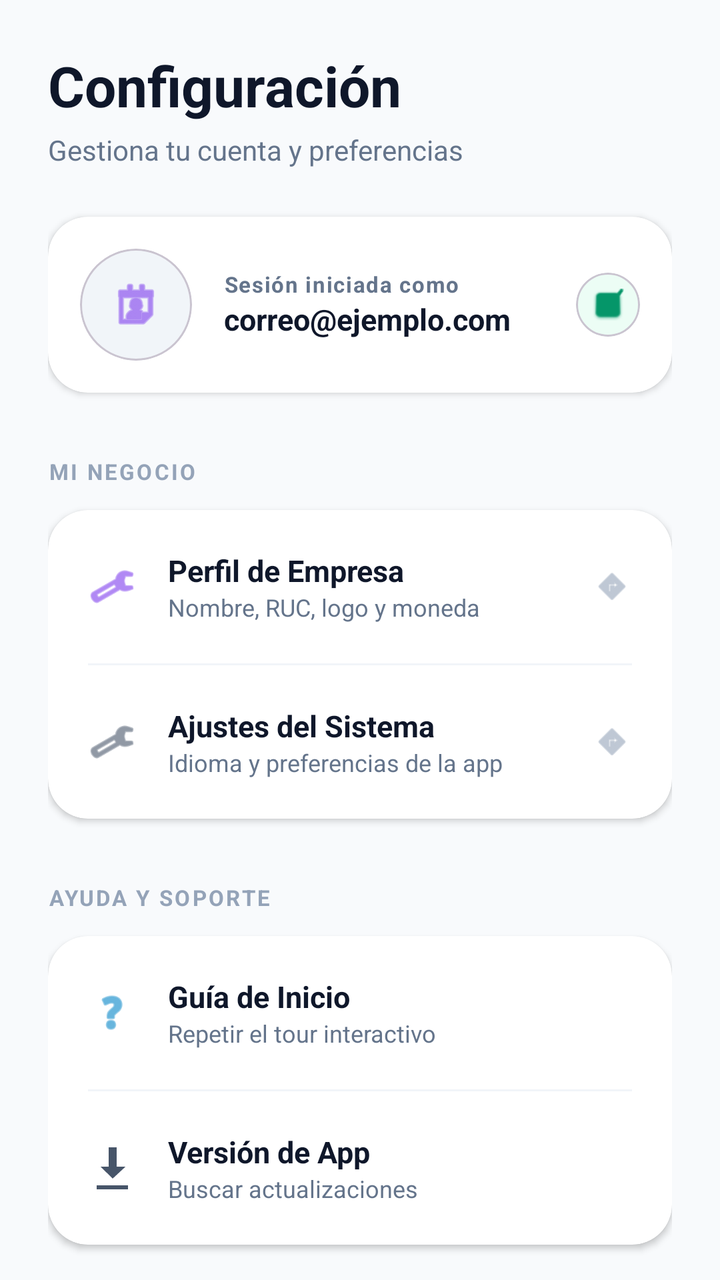
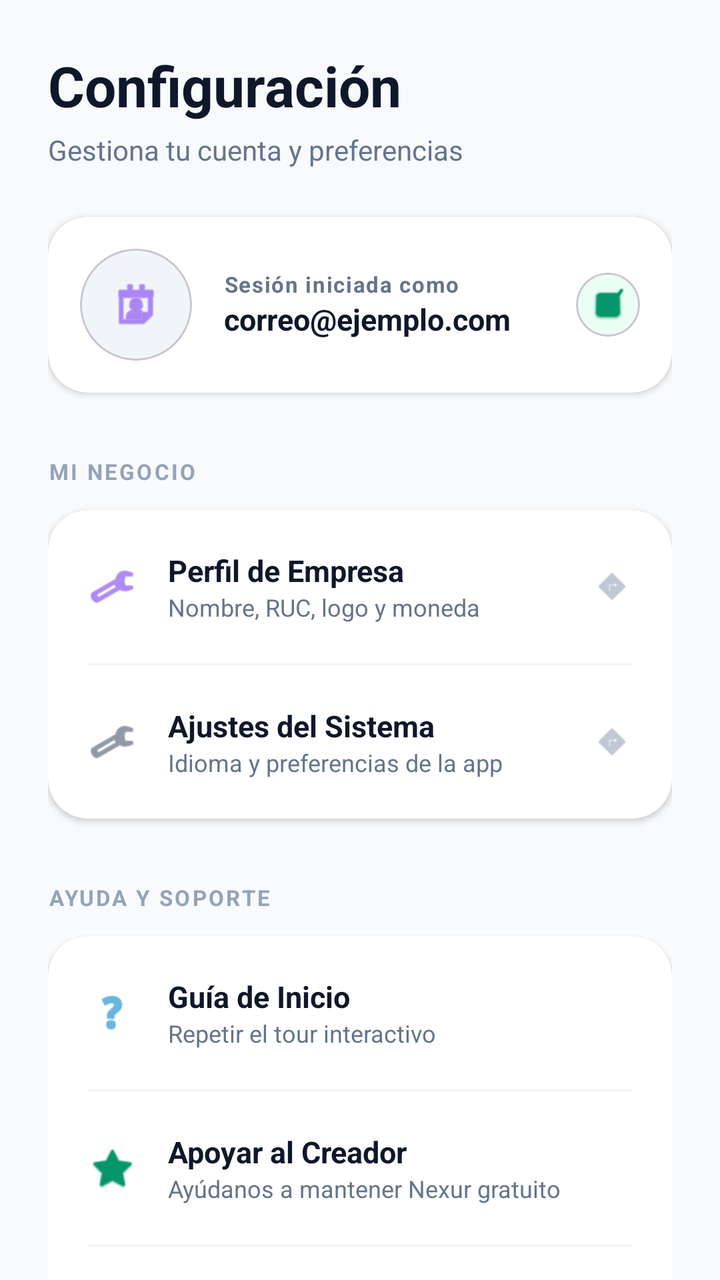

Compare the two renders of this Android layout. The source of the first and the diff that turns it into the second are given below.
<!-- AndroidManifest.xml: application theme Theme.Naxor -->
<!-- res/layout/fragment_settings.xml -->
<?xml version="1.0" encoding="utf-8"?>
<androidx.core.widget.NestedScrollView xmlns:android="http://schemas.android.com/apk/res/android"
    xmlns:app="http://schemas.android.com/apk/res-auto"
    xmlns:tools="http://schemas.android.com/tools"
    android:layout_width="match_parent"
    android:layout_height="match_parent"
    android:background="@color/slate_50"
    android:fillViewport="true">

    <LinearLayout
        android:layout_width="match_parent"
        android:layout_height="wrap_content"
        android:orientation="vertical"
        android:padding="24dp">

        
        <TextView
            android:layout_width="wrap_content"
            android:layout_height="wrap_content"
            android:text="Configuración"
            android:textSize="28sp"
            android:textStyle="bold"
            android:textColor="@color/slate_900"
            android:layout_marginBottom="4dp" />

        <TextView
            android:layout_width="wrap_content"
            android:layout_height="wrap_content"
            android:text="Gestiona tu cuenta y preferencias"
            android:textSize="14sp"
            android:textColor="@color/slate_500"
            android:layout_marginBottom="24dp" />

        
        <com.google.android.material.card.MaterialCardView
            android:layout_width="match_parent"
            android:layout_height="wrap_content"
            android:layout_marginBottom="32dp"
            app:cardCornerRadius="20dp"
            app:cardElevation="2dp"
            app:cardBackgroundColor="@color/white"
            app:strokeWidth="0dp">

            <LinearLayout
                android:layout_width="match_parent"
                android:layout_height="wrap_content"
                android:orientation="horizontal"
                android:padding="16dp"
                android:gravity="center_vertical">

                <com.google.android.material.card.MaterialCardView
                    android:layout_width="56dp"
                    android:layout_height="56dp"
                    app:cardCornerRadius="28dp"
                    app:cardElevation="0dp"
                    app:cardBackgroundColor="@color/slate_100">
                    <ImageView
                        android:layout_width="28dp"
                        android:layout_height="28dp"
                        android:layout_gravity="center"
                        android:src="@android:drawable/ic_menu_my_calendar"
                        app:tint="@color/purple_600" />
                </com.google.android.material.card.MaterialCardView>

                <LinearLayout
                    android:layout_width="0dp"
                    android:layout_height="wrap_content"
                    android:layout_weight="1"
                    android:orientation="vertical"
                    android:layout_marginStart="16dp">

                    <TextView
                        android:layout_width="wrap_content"
                        android:layout_height="wrap_content"
                        android:text="Sesión iniciada como"
                        android:textSize="11sp"
                        android:textStyle="bold"
                        android:textColor="@color/slate_500"
                        android:letterSpacing="0.05" />

                    <TextView
                        android:id="@+id/tvUserEmailSettings"
                        android:layout_width="wrap_content"
                        android:layout_height="wrap_content"
                        android:text="correo@ejemplo.com"
                        android:textSize="15sp"
                        android:textStyle="bold"
                        android:textColor="@color/slate_900" />
                </LinearLayout>

                <com.google.android.material.card.MaterialCardView
                    android:layout_width="32dp"
                    android:layout_height="32dp"
                    app:cardCornerRadius="16dp"
                    app:cardElevation="0dp"
                    app:cardBackgroundColor="@color/emerald_50">
                    <ImageView
                        android:layout_width="16dp"
                        android:layout_height="16dp"
                        android:layout_gravity="center"
                        android:src="@android:drawable/checkbox_on_background"
                        app:tint="@color/emerald_600" />
                </com.google.android.material.card.MaterialCardView>
            </LinearLayout>
        </com.google.android.material.card.MaterialCardView>

        
        <TextView
            android:layout_width="wrap_content"
            android:layout_height="wrap_content"
            android:text="MI NEGOCIO"
            android:textSize="11sp"
            android:textStyle="bold"
            android:textColor="@color/slate_400"
            android:layout_marginBottom="12dp"
            android:letterSpacing="0.1" />

        <com.google.android.material.card.MaterialCardView
            android:layout_width="match_parent"
            android:layout_height="wrap_content"
            android:layout_marginBottom="32dp"
            app:cardCornerRadius="20dp"
            app:cardElevation="2dp"
            app:cardBackgroundColor="@color/white"
            app:strokeWidth="0dp">

            <LinearLayout
                android:layout_width="match_parent"
                android:layout_height="wrap_content"
                android:orientation="vertical">

                
                <LinearLayout
                    android:id="@+id/cardBusinessSettings"
                    android:layout_width="match_parent"
                    android:layout_height="wrap_content"
                    android:orientation="horizontal"
                    android:padding="20dp"
                    android:gravity="center_vertical"
                    android:clickable="true"
                    android:focusable="true"
                    android:background="?attr/selectableItemBackground">

                    <ImageView
                        android:layout_width="24dp"
                        android:layout_height="24dp"
                        android:src="@android:drawable/ic_menu_manage"
                        app:tint="@color/purple_600"
                        android:contentDescription="Ajustes de mi Negocio" />

                    <LinearLayout
                        android:layout_width="0dp"
                        android:layout_height="wrap_content"
                        android:layout_weight="1"
                        android:orientation="vertical"
                        android:layout_marginStart="16dp">

                        <TextView
                            android:layout_width="wrap_content"
                            android:layout_height="wrap_content"
                            android:text="Perfil de Empresa"
                            android:textSize="15sp"
                            android:textStyle="bold"
                            android:textColor="@color/slate_900" />

                        <TextView
                            android:layout_width="wrap_content"
                            android:layout_height="wrap_content"
                            android:text="Nombre, RUC, logo y moneda"
                            android:textSize="12sp"
                            android:textColor="@color/slate_500" />
                    </LinearLayout>

                    <ImageView
                        android:layout_width="20dp"
                        android:layout_height="20dp"
                        android:src="@android:drawable/ic_menu_directions"
                        app:tint="@color/slate_400"
                        android:contentDescription="Ir" />
                </LinearLayout>

                <View
                    android:layout_width="match_parent"
                    android:layout_height="1dp"
                    android:layout_marginHorizontal="20dp"
                    android:background="@color/slate_100" />

                
                <LinearLayout
                    android:id="@+id/cardSystemSettings"
                    android:layout_width="match_parent"
                    android:layout_height="wrap_content"
                    android:orientation="horizontal"
                    android:padding="20dp"
                    android:gravity="center_vertical"
                    android:clickable="true"
                    android:focusable="true"
                    android:background="?attr/selectableItemBackground">

                    <ImageView
                        android:layout_width="24dp"
                        android:layout_height="24dp"
                        android:src="@android:drawable/ic_menu_preferences"
                        app:tint="@color/slate_600" />

                    <LinearLayout
                        android:layout_width="0dp"
                        android:layout_height="wrap_content"
                        android:layout_weight="1"
                        android:orientation="vertical"
                        android:layout_marginStart="16dp">

                        <TextView
                            android:layout_width="wrap_content"
                            android:layout_height="wrap_content"
                            android:text="Ajustes del Sistema"
                            android:textSize="15sp"
                            android:textStyle="bold"
                            android:textColor="@color/slate_900" />

                        <TextView
                            android:layout_width="wrap_content"
                            android:layout_height="wrap_content"
                            android:text="Idioma y preferencias de la app"
                            android:textSize="12sp"
                            android:textColor="@color/slate_500" />
                    </LinearLayout>

                    <ImageView
                        android:layout_width="20dp"
                        android:layout_height="20dp"
                        android:src="@android:drawable/ic_menu_directions"
                        app:tint="@color/slate_400" />
                </LinearLayout>
            </LinearLayout>
        </com.google.android.material.card.MaterialCardView>

        
        <TextView
            android:layout_width="wrap_content"
            android:layout_height="wrap_content"
            android:text="AYUDA Y SOPORTE"
            android:textSize="11sp"
            android:textStyle="bold"
            android:textColor="@color/slate_400"
            android:layout_marginBottom="12dp"
            android:letterSpacing="0.1" />

        <com.google.android.material.card.MaterialCardView
            android:layout_width="match_parent"
            android:layout_height="wrap_content"
            android:layout_marginBottom="32dp"
            app:cardCornerRadius="20dp"
            app:cardElevation="2dp"
            app:cardBackgroundColor="@color/white"
            app:strokeWidth="0dp">

            <LinearLayout
                android:layout_width="match_parent"
                android:layout_height="wrap_content"
                android:orientation="vertical">

                <LinearLayout
                    android:id="@+id/cardRestartTutorial"
                    android:layout_width="match_parent"
                    android:layout_height="wrap_content"
                    android:orientation="horizontal"
                    android:padding="20dp"
                    android:gravity="center_vertical"
                    android:clickable="true"
                    android:focusable="true"
                    android:background="?attr/selectableItemBackground">

                    <ImageView
                        android:layout_width="24dp"
                        android:layout_height="24dp"
                        android:src="@android:drawable/ic_menu_help"
                        app:tint="@color/sky_600" />

                    <LinearLayout
                        android:layout_width="0dp"
                        android:layout_height="wrap_content"
                        android:layout_weight="1"
                        android:orientation="vertical"
                        android:layout_marginStart="16dp">

                        <TextView
                            android:layout_width="wrap_content"
                            android:layout_height="wrap_content"
                            android:text="Guía de Inicio"
                            android:textSize="15sp"
                            android:textStyle="bold"
                            android:textColor="@color/slate_900" />

                        <TextView
                            android:layout_width="wrap_content"
                            android:layout_height="wrap_content"
                            android:text="Repetir el tour interactivo"
                            android:textSize="12sp"
                            android:textColor="@color/slate_500" />
                    </LinearLayout>
                </LinearLayout>

                <View
                    android:layout_width="match_parent"
                    android:layout_height="1dp"
                    android:layout_marginHorizontal="20dp"
                    android:background="@color/slate_100" />

                <LinearLayout
                    android:id="@+id/cardCheckUpdates"
                    android:layout_width="match_parent"
                    android:layout_height="wrap_content"
                    android:orientation="horizontal"
                    android:padding="20dp"
                    android:gravity="center_vertical"
                    android:clickable="true"
                    android:focusable="true"
                    android:background="?attr/selectableItemBackground">

                    <ImageView
                        android:layout_width="24dp"
                        android:layout_height="24dp"
                        android:src="@android:drawable/stat_sys_download_done"
                        app:tint="@color/slate_600" />

                    <LinearLayout
                        android:layout_width="0dp"
                        android:layout_height="wrap_content"
                        android:layout_weight="1"
                        android:orientation="vertical"
                        android:layout_marginStart="16dp">

                        <TextView
                            android:layout_width="wrap_content"
                            android:layout_height="wrap_content"
                            android:text="Versión de App"
                            android:textSize="15sp"
                            android:textStyle="bold"
                            android:textColor="@color/slate_900" />

                        <TextView
                            android:layout_width="wrap_content"
                            android:layout_height="wrap_content"
                            android:text="Buscar actualizaciones"
                            android:textSize="12sp"
                            android:textColor="@color/slate_500" />
                    </LinearLayout>
                </LinearLayout>
            </LinearLayout>
        </com.google.android.material.card.MaterialCardView>

        
        <com.google.android.material.card.MaterialCardView
            android:id="@+id/cardActivateSystem"
            android:layout_width="match_parent"
            android:layout_height="wrap_content"
            android:layout_marginBottom="12dp"
            app:cardCornerRadius="20dp"
            app:cardElevation="4dp"
            app:cardBackgroundColor="@color/midnight_purple"
            app:strokeWidth="1dp"
            app:strokeColor="@color/glass_border">

            <LinearLayout
                android:layout_width="match_parent"
                android:layout_height="wrap_content"
                android:orientation="horizontal"
                android:padding="20dp"
                android:gravity="center_vertical">

                <ImageView
                    android:layout_width="32dp"
                    android:layout_height="32dp"
                    android:src="@android:drawable/ic_menu_send"
                    app:tint="@color/white"
                    android:contentDescription="Premium" />

                <LinearLayout
                    android:layout_width="0dp"
                    android:layout_height="wrap_content"
                    android:layout_weight="1"
                    android:orientation="vertical"
                    android:layout_marginStart="16dp">

                    <TextView
                        android:layout_width="wrap_content"
                        android:layout_height="wrap_content"
                        android:text="Activar Naxor Premium"
                        android:textSize="16sp"
                        android:textStyle="bold"
                        android:textColor="@color/white" />

                    <TextView
                        android:layout_width="wrap_content"
                        android:layout_height="wrap_content"
                        android:text="Funciones avanzadas sin límites"
                        android:textSize="12sp"
                        android:textColor="@color/white"
                        android:alpha="0.8" />
                </LinearLayout>
            </LinearLayout>
        </com.google.android.material.card.MaterialCardView>

        <com.google.android.material.card.MaterialCardView
            android:id="@+id/cardLogout"
            android:layout_width="match_parent"
            android:layout_height="wrap_content"
            android:layout_marginBottom="40dp"
            app:cardCornerRadius="20dp"
            app:cardElevation="0dp"
            app:cardBackgroundColor="@color/slate_100"
            app:strokeWidth="1dp"
            app:strokeColor="@color/slate_400">

            <LinearLayout
                android:layout_width="match_parent"
                android:layout_height="wrap_content"
                android:orientation="horizontal"
                android:padding="20dp"
                android:gravity="center_vertical">

                <ImageView
                    android:layout_width="24dp"
                    android:layout_height="24dp"
                    android:src="@android:drawable/ic_lock_power_off"
                    app:tint="@color/red_600" />

                <TextView
                    android:layout_width="wrap_content"
                    android:layout_height="wrap_content"
                    android:layout_marginStart="16dp"
                    android:text="Cerrar Sesión Segura"
                    android:textSize="15sp"
                    android:textStyle="bold"
                    android:textColor="@color/red_600" />
            </LinearLayout>
        </com.google.android.material.card.MaterialCardView>

    </LinearLayout>
</androidx.core.widget.NestedScrollView>
<!-- resources referenced by this layout -->
<resources>
  <color name="emerald_50">#ECFDF5</color>
  <color name="emerald_600">#059669</color>
  <color name="glass_border">#40FFFFFF</color>
  <color name="midnight_purple">#0F051D</color>
  <color name="purple_600">#7C3AED</color>
  <color name="red_600">#DC2626</color>
  <color name="sky_600">#0284C7</color>
  <color name="slate_100">#F1F5F9</color>
  <color name="slate_400">#94A3B8</color>
  <color name="slate_50">#F8FAFC</color>
  <color name="slate_500">#64748B</color>
  <color name="slate_600">#475569</color>
  <color name="slate_900">#0F172A</color>
  <color name="white">#FFFFFFFF</color>
  <style name="Theme.Naxor" parent="Base.Theme.Naxor" />
  <style name="Base.Theme.Naxor" parent="Theme.Material3.DayNight.NoActionBar">
          
          
      </style>
</resources>

<!-- the commit's change to res/layout/fragment_settings.xml (unified diff, before → after) -->
@@ -307,6 +307,54 @@
                     android:layout_marginHorizontal="20dp"
                     android:background="@color/slate_100" />
 
+                
+                <LinearLayout
+                    android:id="@+id/cardSupportCreator"
+                    android:layout_width="match_parent"
+                    android:layout_height="wrap_content"
+                    android:orientation="horizontal"
+                    android:padding="20dp"
+                    android:gravity="center_vertical"
+                    android:clickable="true"
+                    android:focusable="true"
+                    android:background="?attr/selectableItemBackground">
+
+                    <ImageView
+                        android:layout_width="24dp"
+                        android:layout_height="24dp"
+                        android:src="@android:drawable/btn_star_big_on"
+                        app:tint="@color/emerald_600" />
+
+                    <LinearLayout
+                        android:layout_width="0dp"
+                        android:layout_height="wrap_content"
+                        android:layout_weight="1"
+                        android:orientation="vertical"
+                        android:layout_marginStart="16dp">
+
+                        <TextView
+                            android:layout_width="wrap_content"
+                            android:layout_height="wrap_content"
+                            android:text="Apoyar al Creador"
+                            android:textSize="15sp"
+                            android:textStyle="bold"
+                            android:textColor="@color/slate_900" />
+
+                        <TextView
+                            android:layout_width="wrap_content"
+                            android:layout_height="wrap_content"
+                            android:text="Ayúdanos a mantener Nexur gratuito"
+                            android:textSize="12sp"
+                            android:textColor="@color/slate_500" />
+                    </LinearLayout>
+                </LinearLayout>
+
+                <View
+                    android:layout_width="match_parent"
+                    android:layout_height="1dp"
+                    android:layout_marginHorizontal="20dp"
+                    android:background="@color/slate_100" />
+
                 <LinearLayout
                     android:id="@+id/cardCheckUpdates"
                     android:layout_width="match_parent"
